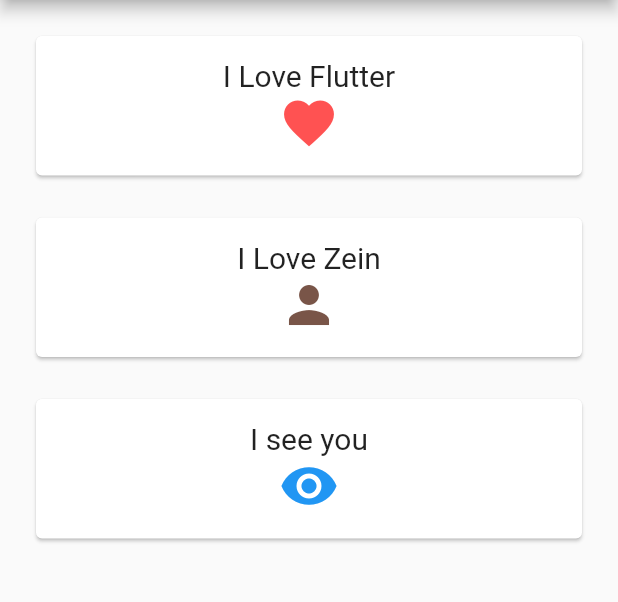
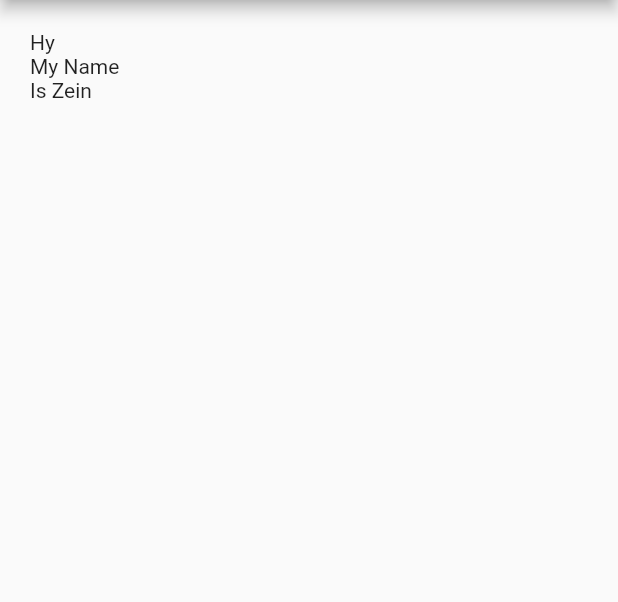
Before and after one commit to gzeinnumer/stateless_widgets_flutter_02, a Flutter app: the screen it shows after launch, on a phone screen of 412 x 824 dp, the part 84-686 px from its top. Run offline on Flutter 3.47's test engine with Material 2 defaults, Android fonts, the phone set to English and light mode, and no system bars.

Commit message:
Update main.dart

```diff
--- a/lib/main.dart
+++ b/lib/main.dart
@@ -17,53 +17,13 @@ class MyStatelessWidget extends StatelessWidget{
         child: new Column(
           crossAxisAlignment: CrossAxisAlignment.stretch,
           children: <Widget>[
-            // new Text("Hy"),
-            // new Text("My Name"),
-            // new Text("Is Zein")
-            new MyCard(
-              title: new Text("I Love Flutter", style: new TextStyle(fontSize: 20.0)),
-              icon: new Icon(Icons.favorite, size: 40.0, color: Colors.redAccent,)
-            ),
-            new MyCard(
-              title: new Text("I Love Zein", style: new TextStyle(fontSize: 20.0),),
-              icon: new Icon(Icons.person, size: 40.0, color: Colors.brown )
-            ),
-            new MyCard(
-              title: new Text("I see you", style: new TextStyle(fontSize: 20.0),),
-              icon: new Icon(Icons.visibility, size:40.0, color:Colors.blue)
-            )
+            new Text("Hy"),
+            new Text("My Name"),
+            new Text("Is Zein")
+
           ],
         ),
       ),
     );
   }
 }
-
-class MyCard extends StatelessWidget{
-  MyCard({this.title, this.icon});
-
-  final Widget title;
-  final Widget icon;
-
-  @override
-  Widget build(BuildContext context) {
-    // TODO: implement build
-    return new Container(
-      padding: new EdgeInsets.only(bottom: 20.0),
-      child: new Card(
-        child: new Container(
-          padding: new EdgeInsets.all(15.0),
-          child: new Column(
-            children: <Widget>[
-              // new Text("I Love FLutter"),
-              // new Icon(Icons.favorite)
-
-              this.title,
-              this.icon
-            ],
-          ),
-        ),
-      ),
-    );
-  }
-}
```
